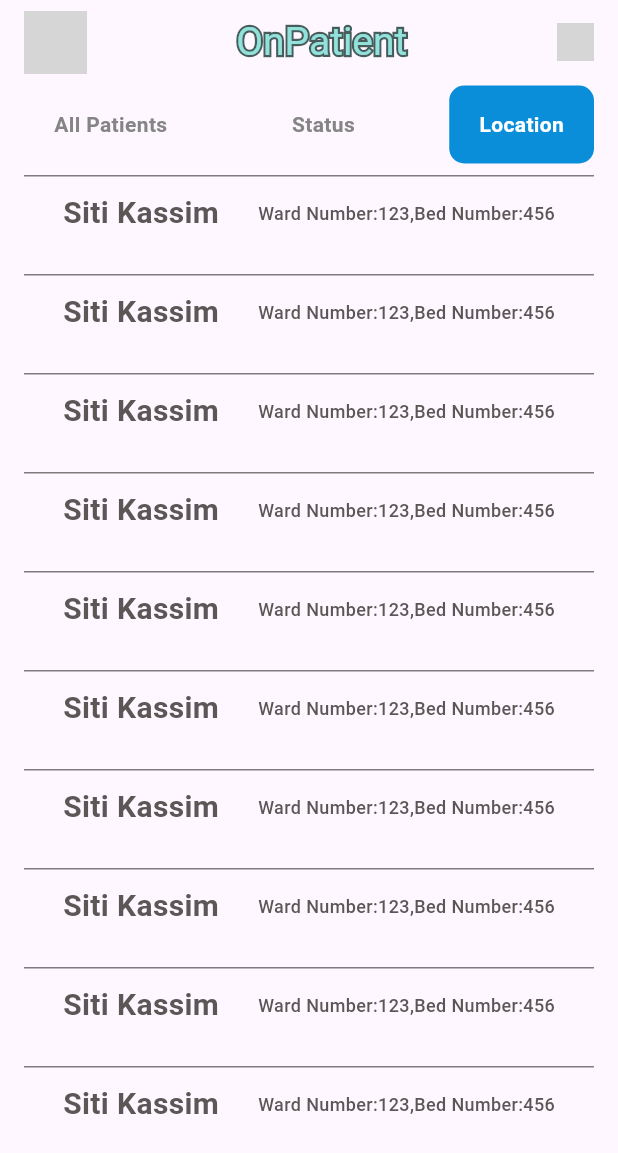
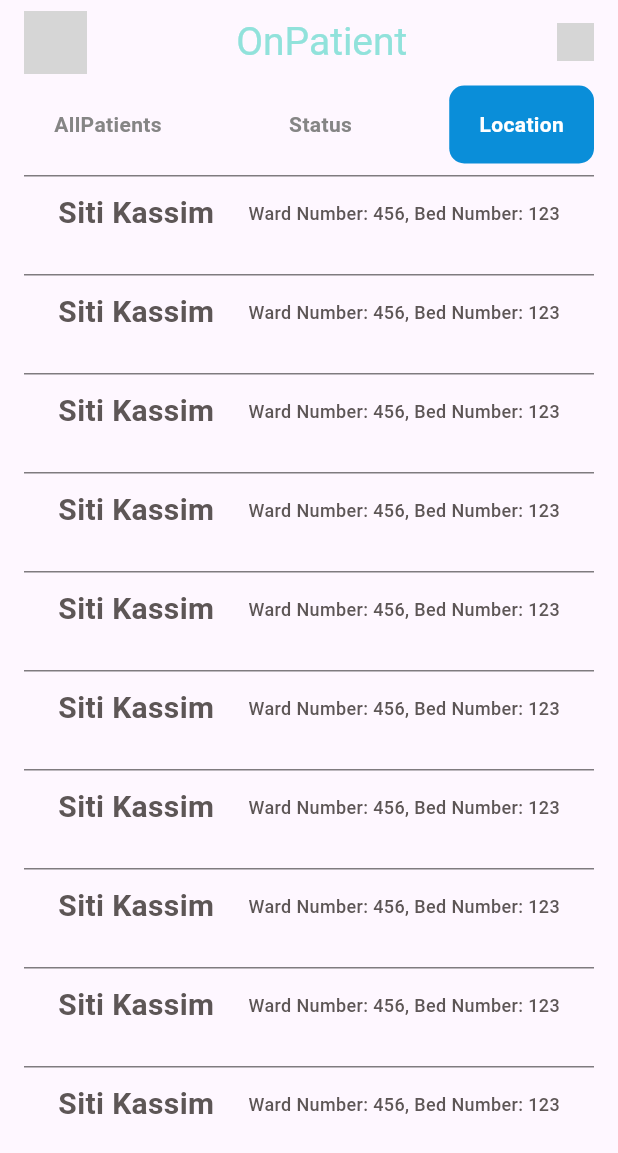
Before and after one commit to aidilaqif/OnPatient, a Flutter app: the screen it shows after launch, after a tap on "Status", after a tap on "Location", on a phone screen of 412 x 824 dp. Shown: the top 1153 px of the screen. Run offline on Flutter 3.47's test engine with Material 3 defaults, Android fonts, the phone set to English and light mode, and no system bars; drawn by our look-alikes of stroke_text; Roboto replaces fonts that are missing (Raleway, Sansita One); grey boxes are pictures that could not be loaded.

Commit message:
cleanup ui code

```diff
--- a/lib/view/HomePage.dart
+++ b/lib/view/HomePage.dart
@@ -1,5 +1,6 @@
 import 'package:flutter/material.dart';
-import 'package:stroke_text/stroke_text.dart';
+
+enum Filter { AllPatients, Status, Location }
 
 class HomePage extends StatefulWidget {
   @override
@@ -7,11 +8,11 @@ class HomePage extends StatefulWidget {
 }
 
 class _HomePageState extends State<HomePage> {
-  String selectedFilter = 'All Patients'; // Default selected filter
-  String patientName = "Siti Kassim"; // Example patient name
-  int patientAge = 75; // Example patient age
-  int bedNumber = 123; // Example bed number
-  int wardNumber = 456; // Example ward number
+  Filter selectedFilter = Filter.AllPatients;
+  final patientName = "Siti Kassim";
+  final patientAge = 75;
+  final bedNumber = 123;
+  final wardNumber = 456;
 
   @override
   Widget build(BuildContext context) {
@@ -27,15 +28,13 @@ class _HomePageState extends State<HomePage> {
                 height: 42,
                 width: 42,
               ),
-              StrokeText(
-                text: "OnPatient",
-                textStyle: TextStyle(
+              Text(
+                "OnPatient",
+                style: TextStyle(
                   fontFamily: 'Sansita One',
                   fontSize: 26,
                   color: Color(0xFF91E2DB),
                 ),
-                strokeColor: Color(0xFF475C5B),
-                strokeWidth: 3,
               ),
               Image.asset(
                 'icon/noti_icon.png',
@@ -57,9 +56,9 @@ class _HomePageState extends State<HomePage> {
             child: Row(
               mainAxisAlignment: MainAxisAlignment.spaceBetween,
               children: [
-                buildFilterItem('All Patients'),
-                buildFilterItem('Status'),
-                buildFilterItem('Location'),
+                buildFilterItem(Filter.AllPatients),
+                buildFilterItem(Filter.Status),
+                buildFilterItem(Filter.Location),
               ],
             ),
           ),
@@ -73,7 +72,7 @@ class _HomePageState extends State<HomePage> {
     );
   }
 
-  Widget buildFilterItem(String filter) {
+  Widget buildFilterItem(Filter filter) {
     return GestureDetector(
       onTap: () {
         setState(() {
@@ -89,7 +88,7 @@ class _HomePageState extends State<HomePage> {
         padding: EdgeInsets.symmetric(vertical: 16, horizontal: 20),
         child: Center(
           child: Text(
-            filter,
+            filter.toString().split('.').last,
             style: TextStyle(
               color:
                   selectedFilter == filter ? Colors.white : Color(0XFF858585),
@@ -101,40 +100,36 @@ class _HomePageState extends State<HomePage> {
     );
   }
 
-  Widget getContentForFilter(String filter) {
+  Widget getContentForFilter(Filter filter) {
     switch (filter) {
-      case 'All Patients':
-        return ListView.builder(
-          itemCount: 10, // Replace with the actual number of patients
-          itemBuilder: (context, index) {
-            return buildPatientItem(
-                patientName, patientAge, bedNumber, wardNumber);
-          },
-        );
-      case 'Status':
+      case Filter.AllPatients:
         return ListView.builder(
           itemCount: 10,
           itemBuilder: (context, index) {
-            return buildStatusItem(patientName);
+            return buildPatientItem();
           },
         );
-
-      case 'Location':
+      case Filter.Status:
         return ListView.builder(
           itemCount: 10,
           itemBuilder: (context, index) {
-            return buildLocationItem(patientName, bedNumber, wardNumber);
+            return buildStatusItem();
+          },
+        );
+      case Filter.Location:
+        return ListView.builder(
+          itemCount: 10,
+          itemBuilder: (context, index) {
+            return buildLocationItem();
           },
         );
       default:
         return Container();
     }
   }
-}
 
-Widget buildPatientItem(
-    String patientName, int patientAge, int bedNumber, int wardNumber) {
-  return Container(
+  Widget buildPatientItem() {
+    return Container(
       height: 98,
       width: 236,
       margin: EdgeInsets.symmetric(vertical: 8, horizontal: 16),
@@ -158,7 +153,7 @@ Widget buildPatientItem(
             ),
           ),
           Text(
-            patientAge.toString() + "Years Old",
+            '$patientAge Years Old',
             style: TextStyle(
               fontFamily: 'Raleway',
               fontSize: 12,
@@ -181,11 +176,12 @@ Widget buildPatientItem(
             ),
           ),
         ],
-      ));
-}
+      ),
+    );
+  }
 
-Widget buildStatusItem(String patientName) {
-  return Container(
+  Widget buildStatusItem() {
+    return Container(
       height: 50,
       width: 236,
       margin: EdgeInsets.symmetric(vertical: 8, horizontal: 16),
@@ -214,11 +210,12 @@ Widget buildStatusItem(String patientName) {
             color: Colors.green,
           ),
         ],
-      ));
-}
+      ),
+    );
+  }
 
-Widget buildLocationItem(String patientName, int wardNumber, int bedNumber) {
-  return Container(
+  Widget buildLocationItem() {
+    return Container(
       height: 50,
       width: 236,
       margin: EdgeInsets.symmetric(vertical: 8, horizontal: 16),
@@ -243,11 +240,7 @@ Widget buildLocationItem(String patientName, int wardNumber, int bedNumber) {
                 color: Color(0XFF5D5656)),
           ),
           Text(
-            "Ward Number:" +
-                wardNumber.toString() +
-                "," +
-                "Bed Number:" +
-                bedNumber.toString(),
+            "Ward Number: $wardNumber, Bed Number: $bedNumber",
             style: TextStyle(
                 fontFamily: 'Raleway',
                 fontSize: 12,
@@ -255,5 +248,7 @@ Widget buildLocationItem(String patientName, int wardNumber, int bedNumber) {
                 color: Color(0XFF5D5656)),
           )
         ],
-      ));
+      ),
+    );
+  }
 }
```
